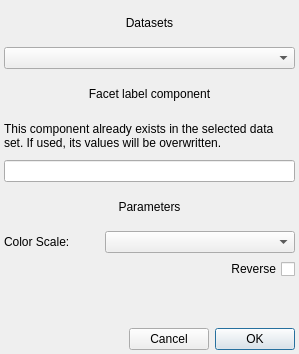
Qt form glue_vispy_viewers/scatter/autofacet_tool.ui (Carifio24/glue-vispy-viewers) before a commit.
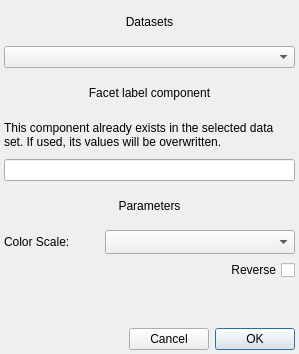
The same form after that commit. Custom widgets are drawn as their Qt base class.

Commit message: Use correct tool ID and tweak the autofacet dialog.

What changed in the file:
```diff
--- a/glue_vispy_viewers/scatter/autofacet_tool.ui
+++ b/glue_vispy_viewers/scatter/autofacet_tool.ui
@@ -54,7 +54,7 @@
    <item>
     <widget class="QComboBox" name="combosel_data">
      <property name="sizeAdjustPolicy">
-      <enum>QComboBox::AdjustToMinimumContentsLength</enum>
+      <enum>QComboBox::AdjustToContents</enum>
      </property>
     </widget>
    </item>
@@ -125,7 +125,7 @@
      <item>
       <widget class="QColormapCombo" name="combodata_cmap">
        <property name="sizeAdjustPolicy">
-        <enum>QComboBox::AdjustToMinimumContentsLength</enum>
+        <enum>QComboBox::AdjustToMinimumContentsLengthWithIcon</enum>
        </property>
       </widget>
      </item>
```
The commit also changes 1 other file.
